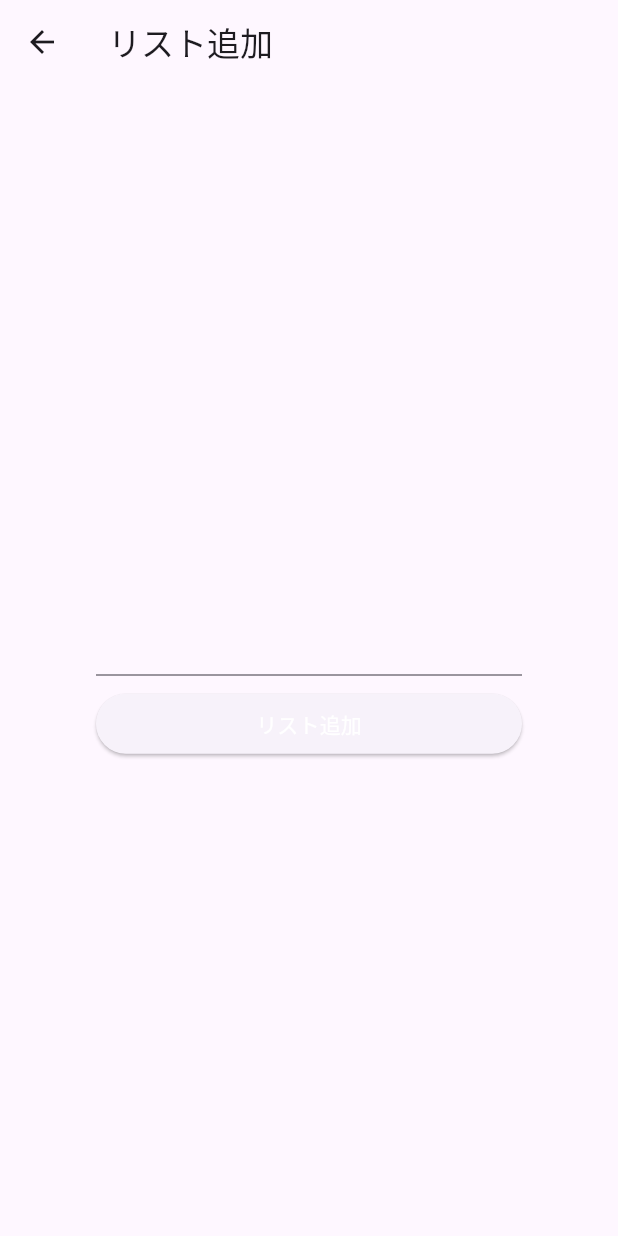
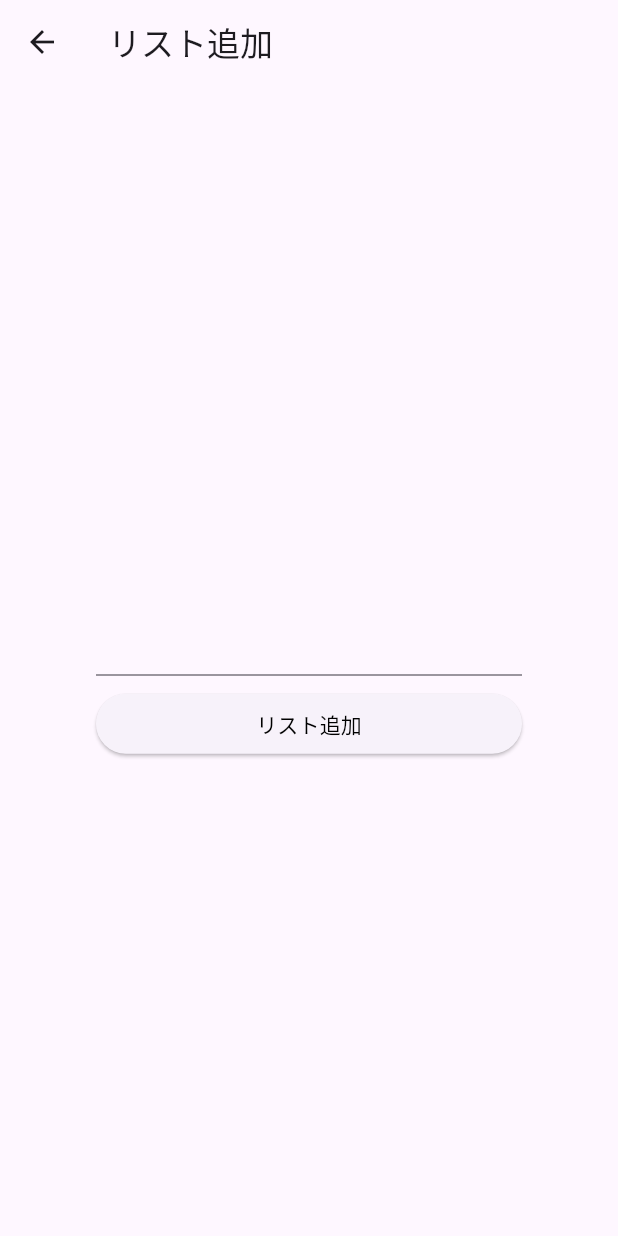
Before and after one commit to yokikoshimizu/flutter_mytodoapp, a Flutter app: the screen it shows after launch, after a tap on the "add" icon, on a phone screen of 412 x 824 dp. Run offline on Flutter 3.47's test engine with Material 3 defaults, Android fonts, the phone set to English and light mode, and no system bars.

Commit message:
タイトルの文字の色を変更

```diff
--- a/lib/main.dart
+++ b/lib/main.dart
@@ -30,7 +30,12 @@ class _TodoListPageState extends State<TodoListPage> {
   Widget build(BuildContext context) {
     return Scaffold(
       appBar: AppBar(
-        title: Text('リスト一覧'),
+        title: Text(
+            'リスト一覧',
+            style: TextStyle(
+              color: Colors.blue
+            ),
+        ),
       ),
       body: ListView.builder(
           itemCount: todoList.length,
@@ -106,7 +111,7 @@ class _TodoAddPageState extends State<TodoAddPage> {
                     if (text.isEmpty) return;
                     Navigator.of(context).pop(text);
                   },
-                  child: Text('リスト追加', style: TextStyle(color: Colors.white)),
+                  child: Text('リスト追加', style: TextStyle(color: Colors.black)),
               ),
             ),
           ],
```
